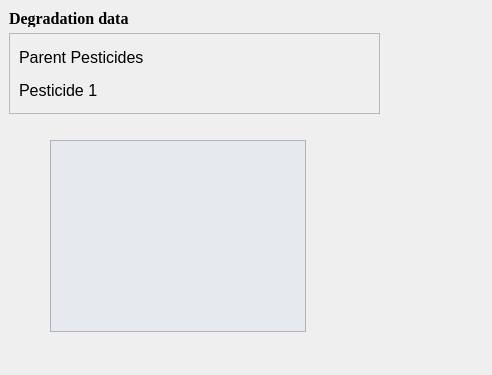
Before: the Qt Designer form ui/degradation_data.ui in Inigobarbe/VFSMOD-GUI, drawn with Qt 5.
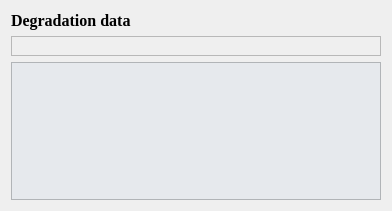
After: the same form once the commit is applied.

```diff
--- a/ui/degradation_data.ui
+++ b/ui/degradation_data.ui
@@ -6,8 +6,8 @@
    <rect>
     <x>0</x>
     <y>0</y>
-    <width>492</width>
-    <height>375</height>
+    <width>392</width>
+    <height>211</height>
    </rect>
   </property>
   <property name="windowTitle">
@@ -116,15 +116,9 @@
     border: 1px solid #a1a6ad; /* Borde gris medio del botón de esquina */
 }</string>
   </property>
+  <layout class="QGridLayout" name="gridLayout">
+   <item row="0" column="0">
   <widget class="QLabel" name="label_27">
-   <property name="geometry">
-    <rect>
-     <x>9</x>
-     <y>9</y>
-     <width>145</width>
-     <height>18</height>
-    </rect>
-   </property>
    <property name="font">
     <font>
      <family>Georgia</family>
@@ -137,15 +131,9 @@
     <string>Degradation data</string>
    </property>
   </widget>
+   </item>
+   <item row="1" column="0">
   <widget class="QFrame" name="frame">
-   <property name="geometry">
-    <rect>
-     <x>9</x>
-     <y>33</y>
-     <width>371</width>
-     <height>81</height>
-    </rect>
-   </property>
    <property name="minimumSize">
     <size>
      <width>0</width>
@@ -160,35 +148,15 @@
    </property>
    <layout class="QGridLayout" name="gridLayout_3">
     <item row="0" column="0">
-     <layout class="QGridLayout" name="gridLayout_2">
-      <item row="0" column="0">
-       <widget class="QLabel" name="label">
-        <property name="text">
-         <string>Parent Pesticides</string>
-        </property>
-       </widget>
+       <layout class="QGridLayout" name="gridLayout_2"/>
       </item>
-      <item row="1" column="0">
-       <widget class="QLabel" name="label_2">
-        <property name="text">
-         <string>Pesticide 1</string>
-        </property>
-       </widget>
-      </item>
-     </layout>
-    </item>
-   </layout>
-  </widget>
-  <widget class="QTableWidget" name="table_degradations">
-   <property name="geometry">
-    <rect>
-     <x>50</x>
-     <y>140</y>
-     <width>256</width>
-     <height>192</height>
-    </rect>
-   </property>
-  </widget>
+     </layout>
+    </widget>
+   </item>
+   <item row="2" column="0">
+    <widget class="QTableWidget" name="table_degradations"/>
+   </item>
+  </layout>
  </widget>
  <resources/>
  <connections/>
```
Lines whose indentation alone changed are shown as unchanged.
